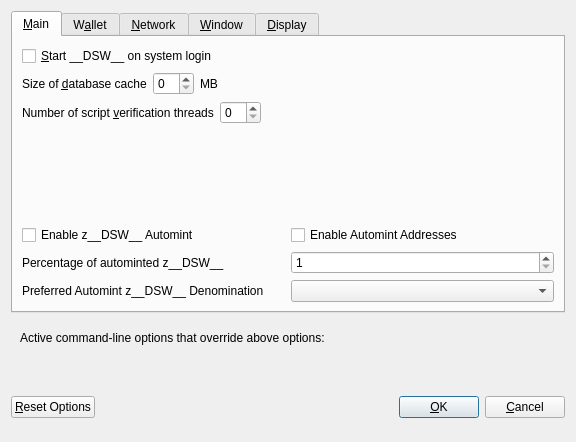
decenomy/DSW, file src/qt/forms/optionsdialog.ui: the form before one commit.
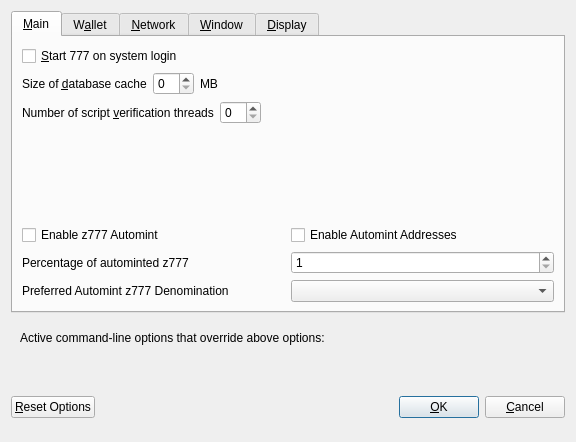
The form after the commit. Custom widgets are drawn as their Qt base class.

Patch:
```diff
--- a/src/qt/forms/optionsdialog.ui
+++ b/src/qt/forms/optionsdialog.ui
@@ -33,7 +33,7 @@
           <string>Automatically start __DSW__ after logging in to the system.</string>
          </property>
          <property name="text">
-          <string>&amp;Start __DSW__ on system login</string>
+          <string>&amp;Start 777 on system login</string>
          </property>
         </widget>
        </item>
@@ -147,7 +147,7 @@
                <enum>Qt::LeftToRight</enum>
               </property>
               <property name="text">
-               <string>Enable z__DSW__ Automint</string>
+               <string>Enable z777 Automint</string>
               </property>
              </widget>
             </item>
@@ -174,7 +174,7 @@
                <string>Percentage of incoming __DSW__ which get automatically converted to z__DSW__ via Zerocoin Protocol (min: 10%)</string>
               </property>
               <property name="text">
-               <string>Percentage of autominted z__DSW__</string>
+               <string>Percentage of autominted z777</string>
               </property>
              </widget>
             </item>
@@ -207,7 +207,7 @@
                <string>Wait with automatic conversion to Zerocoin until enough __DSW__ for this denomination is available</string>
               </property>
               <property name="text">
-               <string>Preferred Automint z__DSW__ Denomination</string>
+               <string>Preferred Automint z777 Denomination</string>
               </property>
              </widget>
             </item>
```
Left out of the diff: 18 changed lines with no effect on the pictures.
